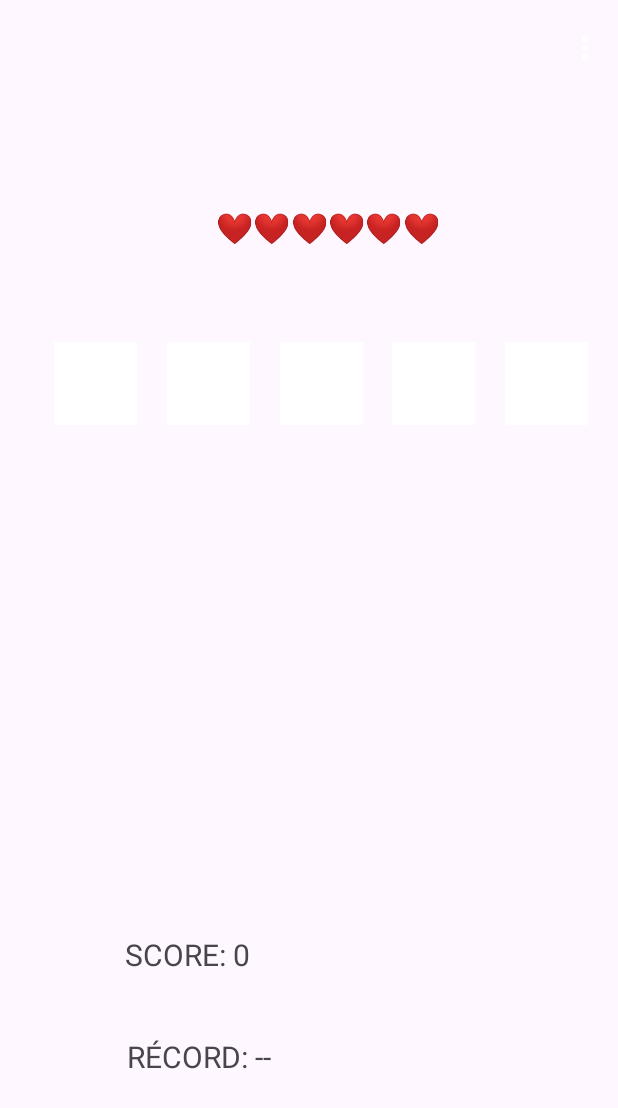
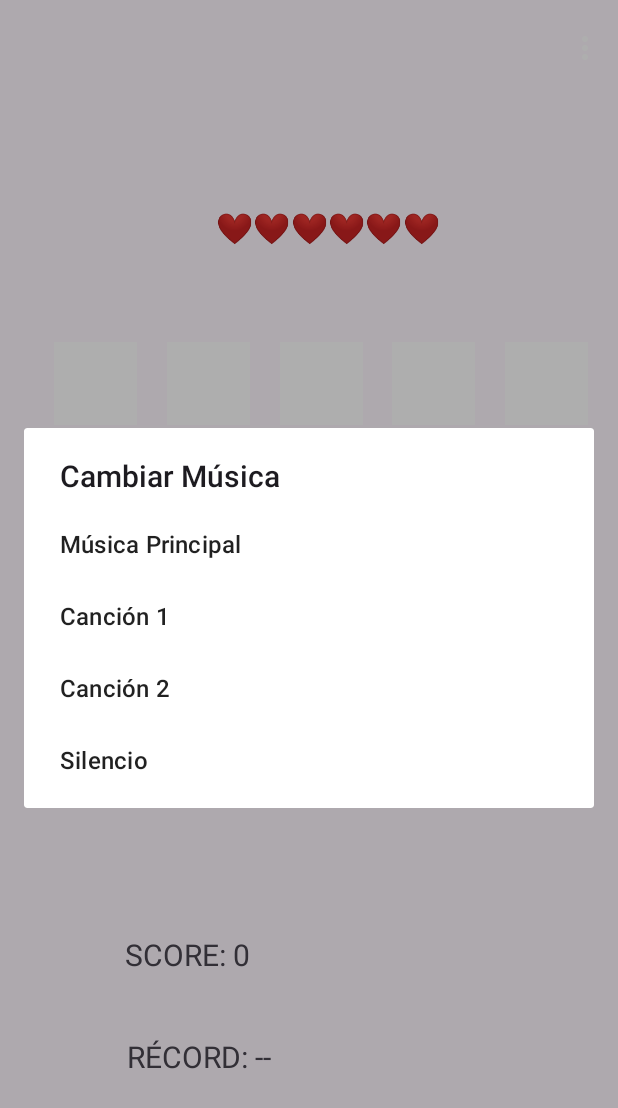
Before and after one commit to juanklv2003/wordleAndroid, an Android app: the screen it shows after launch (MainActivity), in the options menu, after a tap on "Cambiar Música", on a phone screen of 412 x 824 dp. Shown: the top 1108 px of the screen. Run offline under Robolectric (Android 15) with nearby library versions, the phone set to English and light mode, and no system bars.

Commit message:
add 2 new background music and silence mode

```diff
--- a/app/src/main/java/com/example/wordle/MainActivity.java
+++ b/app/src/main/java/com/example/wordle/MainActivity.java
@@ -49,15 +49,13 @@ import java.util.Random;
 
 public class MainActivity extends AppCompatActivity {
 
+    // ... (Variables de Vistas y Juego)
     private RecyclerView recycler;
     private AttemptAdapter adapter;
     private final ArrayList<Attempt> listaIntentos = new ArrayList<>();
-
     private String palabraSecreta = "";
-    private WordLoader wordLoader; // Se inicializa después de cargar el idioma
-
+    private WordLoader wordLoader;
     private EditText letra1, letra2, letra3, letra4, letra5;
-
     private int intentos = 0;
     private int recordIntentos = Integer.MAX_VALUE;
     private int vidas = 6;
@@ -65,40 +63,48 @@ public class MainActivity extends AppCompatActivity {
     private TextView counter, record;
     private Toolbar toolbar;
 
+    // --- Variables de Música e Idioma ---
     private MediaPlayer mediaPlayer;
-
-    // Variable para guardar el idioma actual
     private String currentLangCode = "es";
+    // ID de la canción actual. 0 = Silencio.
+    private int currentMusicResId = R.raw.musica_fondo; // Default
 
     @Override
     protected void onCreate(Bundle savedInstanceState) {
         super.onCreate(savedInstanceState);
 
-        // 1. Cargar el idioma guardado ANTES de todo
+        // 1. Cargar idioma (Debe ir ANTES de setContentView)
         cargarIdiomaGuardado();
+
+        // 2. Cargar preferencia de música
+        cargarMusicaGuardada();
 
         setContentView(R.layout.activity_main);
 
-
+        // 3. Inicializar WordLoader CON el idioma correcto
         wordLoader = new WordLoader(this, currentLangCode);
 
-        // 3. Inicializar vistas
+        // 4. Inicializar vistas
         initViews();
 
-        // 4. Configurar el Toolbar
+        // 5. Configurar el Toolbar
         setSupportActionBar(toolbar);
         if (getSupportActionBar() != null) {
-            getSupportActionBar().setDisplayShowTitleEnabled(false); // Oculta el título
+            getSupportActionBar().setDisplayShowTitleEnabled(false);
         }
 
+        // 6. Configurar RecyclerView y Listeners
         setupRecyclerView();
         setupListeners();
 
-        setupMusic();
+        // 7. Iniciar la música (basado en la preferencia cargada)
+        iniciarMusica(currentMusicResId);
 
+        // 8. Cargar estado que usa las vistas
         cargarRecord();
         cargarEstado();
 
+        // 9. Lógica de inicio
         if (palabraSecreta == null || palabraSecreta.isEmpty()) {
             cargarNuevaPalabra();
         } else {
@@ -152,7 +158,7 @@ public class MainActivity extends AppCompatActivity {
         return super.onOptionsItemSelected(item);
     }
 
-    // --- MÉTODOS DE LAS NUEVAS OPCIONES DEL MENÚ ---
+    // --- MÉTODOS DE LAS OPCIONES DEL MENÚ ---
 
     private void mostrarCreditos() {
         new AlertDialog.Builder(this)
@@ -170,7 +176,6 @@ public class MainActivity extends AppCompatActivity {
                 .setTitle(R.string.menu_change_language)
                 .setItems(idiomas, (dialog, which) -> {
                     String codigoSeleccionado = codigosIdioma[which];
-                    // Comprobar si el idioma seleccionado es diferente al actual
                     if (!codigoSeleccionado.equals(currentLangCode)) {
                         cambiarIdioma(codigoSeleccionado);
                     }
@@ -178,15 +183,42 @@ public class MainActivity extends AppCompatActivity {
                 .show();
     }
 
+    // ¡NUEVO! Diálogo para cambiar música
     private void mostrarDialogoMusica() {
-        showCustomToast("Función 'Cambiar Música' aún no implementada.");
+        // Los nombres de las canciones (usando strings.xml)
+        final String[] nombresMusica = {
+                getString(R.string.music_option_default),
+                getString(R.string.music_option_alt_1),
+                getString(R.string.music_option_alt_2),
+                getString(R.string.music_option_none)
+        };
+
+        final int[] resIdsMusica = {
+                R.raw.musica_fondo,
+                R.raw.musica_alternativa1,
+                R.raw.musica_alternativa2,
+                0
+        };
+
+        new AlertDialog.Builder(this)
+                .setTitle(R.string.menu_change_music)
+                .setItems(nombresMusica, (dialog, which) -> {
+                    int resIdSeleccionado = resIdsMusica[which];
+
+                    // Solo cambiamos si la selección es diferente a la actual
+                    if (resIdSeleccionado != currentMusicResId) {
+                        guardarMusica(resIdSeleccionado);
+                        iniciarMusica(resIdSeleccionado);
+                    }
+                })
+                .show();
     }
 
     private void mostrarDialogoFondo() {
         showCustomToast("Función 'Cambiar Fondo' aún no implementada.");
     }
 
-    // --- LÓGICA DE CAMBIO DE IDIOMA ---
+    // --- LÓGICA DE IDIOMA Y MÚSICA ---
 
     private void guardarIdioma(String codigoIdioma) {
         SharedPreferences prefs = getSharedPreferences("WORDLE_PREFS", MODE_PRIVATE);
@@ -195,15 +227,14 @@ public class MainActivity extends AppCompatActivity {
 
     private void cargarIdiomaGuardado() {
         SharedPreferences prefs = getSharedPreferences("WORDLE_PREFS", MODE_PRIVATE);
-        currentLangCode = prefs.getString("idioma", "es"); // Actualiza la variable de clase
+        currentLangCode = prefs.getString("idioma", "es");
         establecerIdioma(currentLangCode);
     }
 
     private void cambiarIdioma(String codigoIdioma) {
         guardarIdioma(codigoIdioma);
-        // Actualiza la variable de clase antes de reiniciar
         currentLangCode = codigoIdioma;
-        recreate(); // Reinicia la actividad para aplicar el idioma y cargar el nuevo JSON
+        recreate();
     }
 
     private void establecerIdioma(String codigoIdioma) {
@@ -215,10 +246,36 @@ public class MainActivity extends AppCompatActivity {
         res.updateConfiguration(config, res.getDisplayMetrics());
     }
 
-    // --- MÉTODOS DEL JUEGO (TRADUCIDOS) ---
+    // ¡NUEVO! Guarda la música en SharedPreferences
+    private void guardarMusica(int resId) {
+        currentMusicResId = resId; // Actualiza la variable global
+        SharedPreferences prefs = getSharedPreferences("WORDLE_PREFS", MODE_PRIVATE);
+        prefs.edit().putInt("musica_id", resId).apply();
+    }
 
-    private void setupMusic() {
-        mediaPlayer = MediaPlayer.create(this, R.raw.musica_fondo);
+    // ¡NUEVO! Carga la música guardada al iniciar
+    private void cargarMusicaGuardada() {
+        SharedPreferences prefs = getSharedPreferences("WORDLE_PREFS", MODE_PRIVATE);
+        // Carga R.raw.musica_fondo como default si no hay nada guardado
+        currentMusicResId = prefs.getInt("musica_id", R.raw.musica_fondo);
+    }
+
+    // ¡MODIFICADO! Este método ahora puede iniciar CUALQUIER canción (o ninguna)
+    private void iniciarMusica(int resId) {
+        // 1. Detener y liberar el reproductor actual (si existe)
+        if (mediaPlayer != null) {
+            mediaPlayer.stop();
+            mediaPlayer.release();
+            mediaPlayer = null;
+        }
+
+        // 2. Si el ID es 0 (Silencio), no hacemos nada más
+        if (resId == 0) {
+            return;
+        }
+
+        // 3. Crear e iniciar el nuevo reproductor
+        mediaPlayer = MediaPlayer.create(this, resId);
         if (mediaPlayer != null) {
             mediaPlayer.setLooping(true);
             mediaPlayer.start();
@@ -226,6 +283,12 @@ public class MainActivity extends AppCompatActivity {
             showCustomToast(getString(R.string.toast_error_loading_words));
         }
     }
+
+    // El método setupMusic() original ya no es necesario,
+    // su lógica está ahora en cargarMusicaGuardada() e iniciarMusica()
+
+
+    // --- MÉTODOS DEL JUEGO (TRADUCIDOS) ---
 
     private void showCustomToast(String message) {
         LayoutInflater inflater = getLayoutInflater();
@@ -290,7 +353,6 @@ public class MainActivity extends AppCompatActivity {
     }
 
     private void cargarNuevaPalabra() {
-        // wordLoader ya fue inicializado con el idioma correcto en onCreate
         palabraSecreta = wordLoader.getRandomWord();
 
         if (palabraSecreta != null && !palabraSecreta.isEmpty() && !palabraSecreta.equals("FALLO") && !palabraSecreta.equals("ERROR")) {
@@ -303,20 +365,22 @@ public class MainActivity extends AppCompatActivity {
 
             bloquearUI(false);
             listaIntentos.clear();
-            if (adapter != null) { // Comprobación de nulidad
+            if (adapter != null) {
                 adapter.notifyDataSetChanged();
             }
         } else {
             showCustomToast(getString(R.string.toast_error_loading_words));
-            palabraSecreta = "ERROR"; // Pone una palabra de fallback
+            palabraSecreta = "ERROR";
         }
     }
 
     private void limpiarCasillas() {
         EditText[] letras = {letra1, letra2, letra3, letra4, letra5};
         for (EditText txt : letras) {
+            if (txt != null) {
                 txt.setText("");
                 txt.setBackgroundColor(Color.WHITE);
+            }
         }
         if (letra1 != null) {
             letra1.requestFocus();
@@ -382,16 +446,18 @@ public class MainActivity extends AppCompatActivity {
         }
         for(int i = 0; i < 5; i++) {
             EditText et = getEditTextPorIndice(i);
+            if (et != null) {
                 int colorRes = getResources().getColor(
                         colores.get(i).equals("verde") ? R.color.verde :
                                 colores.get(i).equals("amarillo") ? R.color.amarillo :
                                         R.color.gris);
                 et.setBackgroundColor(colorRes);
             }
+        }
         Attempt attemptObj = new Attempt(intento, colores);
         listaIntentos.add(0, attemptObj);
 
-        if (adapter != null) { // Comprobación de nulidad
+        if (adapter != null) {
             adapter.notifyItemInserted(0);
             recycler.scrollToPosition(0);
         }
@@ -431,7 +497,7 @@ public class MainActivity extends AppCompatActivity {
     }
 
     private void bloquearUI(boolean bloquear) {
-        if (letra1 == null) return; // Comprobación de seguridad
+        if (letra1 == null) return;
         letra1.setEnabled(!bloquear);
         letra2.setEnabled(!bloquear);
         letra3.setEnabled(!bloquear);
@@ -450,13 +516,13 @@ public class MainActivity extends AppCompatActivity {
     }
 
     private void actualizarScore() {
-        if (counter != null) { // Comprobación de nulidad
+        if (counter != null) {
             counter.setText(getString(R.string.label_score_update, intentos));
         }
     }
 
     private void actualizarRecord() {
-        if (record != null) { // Comprobación de nulidad
+        if (record != null) {
             if (recordIntentos != Integer.MAX_VALUE) {
                 record.setText(getString(R.string.label_record, recordIntentos));
             } else {
@@ -466,11 +532,12 @@ public class MainActivity extends AppCompatActivity {
     }
 
     private void setAutoMove(EditText actual, EditText siguiente) {
+        if (actual == null || siguiente == null) return;
         actual.addTextChangedListener(new TextWatcher() {
             @Override public void beforeTextChanged(CharSequence s, int start, int count, int after) {}
             @Override
             public void onTextChanged(CharSequence s, int start, int before, int count) {
-                if (s.length() == 1 && siguiente != null) siguiente.requestFocus();
+                if (s.length() == 1) siguiente.requestFocus();
             }
             @Override public void afterTextChanged(Editable s) {}
         });
@@ -495,9 +562,10 @@ public class MainActivity extends AppCompatActivity {
     }
 
     private void setAutoBackspace(EditText actual, EditText anterior) {
+        if (actual == null || anterior == null) return;
         actual.setOnKeyListener((v, keyCode, event) -> {
             if (keyCode == KeyEvent.KEYCODE_DEL && event.getAction() == KeyEvent.ACTION_DOWN) {
-                if (actual.getText().length() == 0 && anterior != null) {
+                if (actual.getText().length() == 0) {
                     anterior.requestFocus();
                     anterior.setText("");
                     return true;
@@ -524,6 +592,7 @@ public class MainActivity extends AppCompatActivity {
     protected void onPause() {
         super.onPause();
         guardarEstado();
+        // Pausar música SÓLO si se está reproduciendo
         if (mediaPlayer != null && mediaPlayer.isPlaying()) {
             mediaPlayer.pause();
         }
@@ -532,6 +601,7 @@ public class MainActivity extends AppCompatActivity {
     @Override
     protected void onResume() {
         super.onResume();
+        // Reanudar música SÓLO si NO se está reproduciendo (y no es nulo)
         if (mediaPlayer != null && !mediaPlayer.isPlaying()) {
             mediaPlayer.start();
         }
@@ -540,6 +610,7 @@ public class MainActivity extends AppCompatActivity {
     @Override
     protected void onDestroy() {
         super.onDestroy();
+        // Liberar recursos
         if (mediaPlayer != null) {
             mediaPlayer.stop();
             mediaPlayer.release();
@@ -553,20 +624,24 @@ public class MainActivity extends AppCompatActivity {
         editor.putString("palabraSecreta", palabraSecreta);
         editor.putInt("puntuacion", intentos);
         editor.putInt("vidas", vidas);
+
+        // Guardar el idioma en el que se guardó este estado
+        editor.putString("idioma_estado", currentLangCode);
+
         Gson gson = new Gson();
         String jsonIntentos = gson.toJson(listaIntentos);
         editor.putString("intentos", jsonIntentos);
         editor.apply();
     }
 
-
-
     private void cargarEstado() {
         SharedPreferences prefs = getSharedPreferences("WORDLE_DATA", MODE_PRIVATE);
 
-        // No cargamos la palabra secreta si el idioma ha cambiado
+        // Comprobar si el estado guardado coincide con el idioma actual
         String idiomaGuardado = prefs.getString("idioma_estado", currentLangCode);
+
         if (idiomaGuardado.equals(currentLangCode)) {
+            // Si el idioma coincide, cargamos el progreso
             palabraSecreta = prefs.getString("palabraSecreta", null);
             intentos = prefs.getInt("puntuacion", 0);
             vidas = prefs.getInt("vidas", 6);
@@ -579,16 +654,12 @@ public class MainActivity extends AppCompatActivity {
                 listaIntentos.addAll(cargados);
             }
         } else {
-            // Si el idioma cambió, no cargamos el estado anterior, forzamos una nueva palabra
+            // Si el idioma cambió, forzamos una nueva partida
             palabraSecreta = null;
             intentos = 0;
             vidas = 6;
             listaIntentos.clear();
         }
-
-        // Actualizamos el idioma guardado
-        prefs.edit().putString("idioma_estado", currentLangCode).apply();
-
 
         // Actualizamos la UI
         if (adapter != null) {
--- a/app/src/main/res/values/strings.xml
+++ b/app/src/main/res/values/strings.xml
@@ -35,4 +35,10 @@
     <string name="menu_change_language">Cambiar Idioma</string>
     <string name="menu_change_music">Cambiar Música</string>
     <string name="menu_credits">Créditos</string>
+
+    <!-- Opciones de Música -->
+    <string name="music_option_default">Música Principal</string>
+    <string name="music_option_alt_1">Canción 1</string>
+    <string name="music_option_alt_2">Canción 2</string>
+    <string name="music_option_none">Silencio</string>
 </resources>
```
Also changed, not shown: 4 other files. Lines whose indentation alone changed are shown as unchanged.
